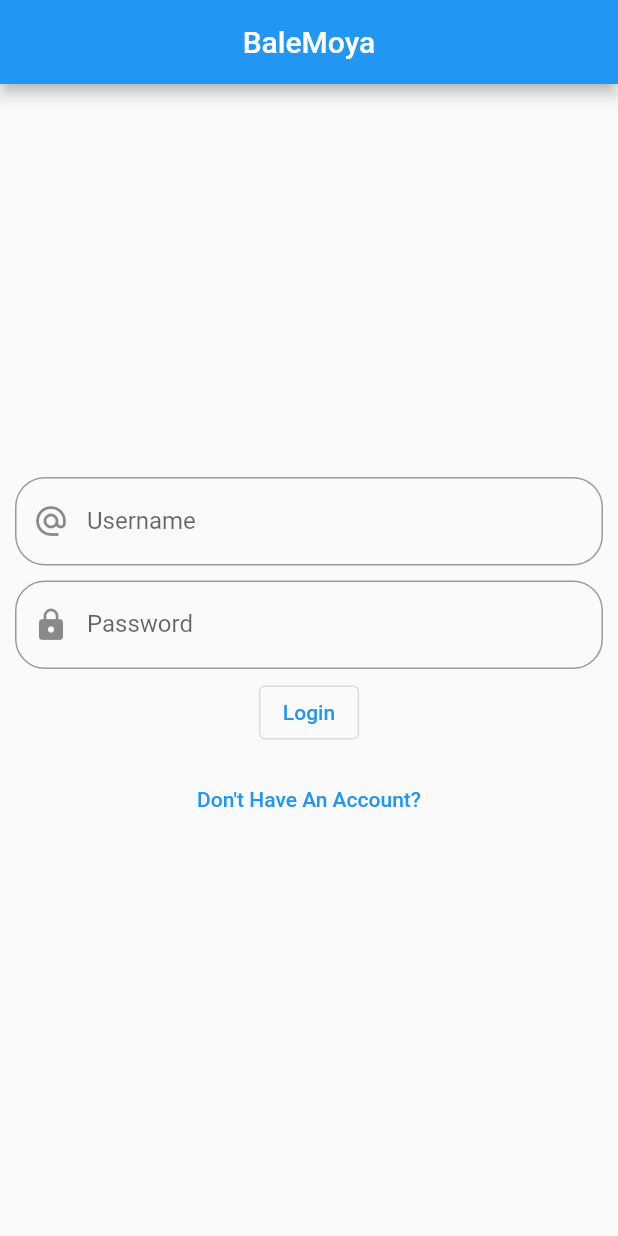
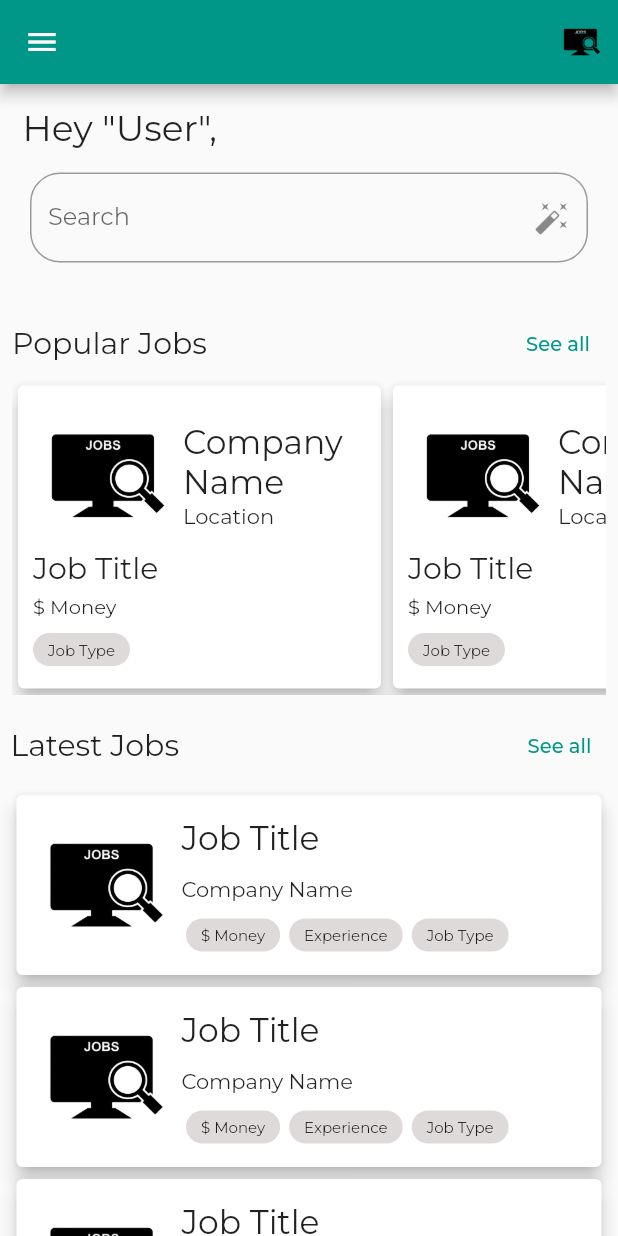
Before and after one commit to b-codex/balemoya-frontend, a Flutter app: the screen it shows after launch, after a tap on "Skip", after a tap on "Proceed To Login", after a tap on "Login", on a phone screen of 412 x 824 dp. Run offline on Flutter 3.47's test engine with Material 2 defaults, Android fonts, the phone set to English and light mode, and no system bars; our stand-ins replace google_fonts, introduction_screen.

Commit message:
changed images on introduction screen, added images on login and registration screen, designed home screen with dummy contents

```diff
--- /dev/null
+++ b/lib/account/profile/profile_screen.dart
@@ -0,0 +1,10 @@
+import 'package:flutter/material.dart';
+
+class ProfileScreen extends StatelessWidget {
+  const ProfileScreen({Key? key}) : super(key: key);
+
+  @override
+  Widget build(BuildContext context) {
+    return Container();
+  }
+}
--- a/lib/auth/login/screens/login_screen.dart
+++ b/lib/auth/login/screens/login_screen.dart
@@ -23,9 +23,19 @@ class LoginScreen extends StatelessWidget {
             child: Column(
               mainAxisAlignment: MainAxisAlignment.center,
               children: [
+                _loginImageAndText(),
                 _username(_usernameController),
                 _password(_passwordController),
-                _loginButton(),
+                OutlinedButton(
+                  child: Text("Login"),
+                  onPressed: () {
+                    // if (_formKey.currentState!.validate()) {
+                    //   print('validated');
+                    // }
+                    Navigator.of(context).pushNamed('/home');
+                  },
+                  style: ButtonStyle(),
+                ),
                 _dontHaveAnAccountButton(context),
               ],
             ),
@@ -34,6 +44,33 @@ class LoginScreen extends StatelessWidget {
       ),
     );
   }
+}
+
+Widget _loginImageAndText() {
+  return Container(
+    margin: EdgeInsets.only(
+      bottom: 45,
+    ),
+    child: Column(
+      children: [
+        Container(
+          margin: EdgeInsets.only(
+            bottom: 10,
+          ),
+          child: Image.asset(
+            'assets/login.png',
+            height: 180,
+          ),
+        ),
+        Text(
+          'Login',
+          style: TextStyle(
+            fontSize: 29,
+          ),
+        ),
+      ],
+    ),
+  );
 }
 
 Widget _username(_usernameController) {
@@ -57,14 +94,6 @@ Widget _password(_passwordController) {
       Icon(Icons.lock),
       true,
     ),
-  );
-}
-
-Widget _loginButton() {
-  return OutlinedButton(
-    child: Text("Login"),
-    onPressed: () {},
-    style: ButtonStyle(),
   );
 }
 
@@ -92,5 +121,12 @@ Widget _formField(_controller, _formLabel, _prefixIcon, _obscureText) {
       ),
     ),
     obscureText: _obscureText,
+    validator: (value) {
+      if (value!.isEmpty) {
+        return 'Field can\'t be empty.';
+      } else {
+        return null;
+      }
+    },
   );
 }
--- a/lib/auth/register/screens/register_screen.dart
+++ b/lib/auth/register/screens/register_screen.dart
@@ -28,13 +28,22 @@ class RegisterScreen extends StatelessWidget {
             child: Column(
               mainAxisAlignment: MainAxisAlignment.center,
               children: [
+                _registerImageAndText(),
                 _fullname(_fullnameController),
                 _username(_usernameController),
                 _email(_emailController),
                 _phone(_phoneController),
                 _password(_passwordController),
                 _dropDownMenu(_dropdownValue),
-                _registerButton(),
+                OutlinedButton(
+                  child: Text("Register"),
+                  onPressed: () {
+                    if (_formKey.currentState!.validate()) {
+                      print('validated');
+                    }
+                  },
+                  style: ButtonStyle(),
+                ),
               ],
             ),
           ),
@@ -44,51 +53,95 @@ class RegisterScreen extends StatelessWidget {
   }
 }
 
+Widget _registerImageAndText() {
+  return Container(
+    margin: EdgeInsets.only(
+      bottom: 45,
+    ),
+    child: Column(
+      children: [
+        Container(
+          margin: EdgeInsets.only(
+            bottom: 10,
+          ),
+          child: Image.asset(
+            'assets/register.png',
+            height: 100,
+          ),
+        ),
+        Text(
+          'Register',
+          style: TextStyle(
+            fontSize: 29,
+          ),
+        ),
+      ],
+    ),
+  );
+}
+
 Widget _fullname(_fullnameController) {
   return Container(
     margin: EdgeInsets.symmetric(vertical: 5),
-    child: _formField(_fullnameController, "Fullname", Icon(Icons.person),
-        false, TextInputType.text),
+    child: _formField(
+      _fullnameController,
+      "Fullname",
+      Icon(Icons.person),
+      false,
+      TextInputType.text,
+    ),
   );
 }
 
 Widget _username(_usernameController) {
   return Container(
     margin: EdgeInsets.symmetric(vertical: 5),
-    child: _formField(_usernameController, "Username",
-        Icon(Icons.alternate_email), false, TextInputType.text),
+    child: _formField(
+      _usernameController,
+      "Username",
+      Icon(Icons.alternate_email),
+      false,
+      TextInputType.text,
+    ),
   );
 }
 
 Widget _email(_emailController) {
   return Container(
     margin: EdgeInsets.symmetric(vertical: 5),
-    child: _formField(_emailController, "Email", Icon(Icons.email), false,
-        TextInputType.emailAddress),
+    child: _formField(
+      _emailController,
+      "Email",
+      Icon(Icons.email),
+      false,
+      TextInputType.emailAddress,
+    ),
   );
 }
 
 Widget _phone(_phoneController) {
   return Container(
     margin: EdgeInsets.symmetric(vertical: 5),
-    child: _formField(_phoneController, "Phone Number",
-        Icon(Icons.phone_android), false, TextInputType.phone),
+    child: _formField(
+      _phoneController,
+      "Phone Number",
+      Icon(Icons.phone_android),
+      false,
+      TextInputType.phone,
+    ),
   );
 }
 
 Widget _password(_passwordController) {
   return Container(
     margin: EdgeInsets.symmetric(vertical: 5),
-    child: _formField(_passwordController, "Password", Icon(Icons.lock), true,
-        TextInputType.visiblePassword),
-  );
-}
-
-Widget _registerButton() {
-  return OutlinedButton(
-    child: Text("Register"),
-    onPressed: () {},
-    style: ButtonStyle(),
+    child: _formField(
+      _passwordController,
+      "Password",
+      Icon(Icons.lock),
+      true,
+      TextInputType.visiblePassword,
+    ),
   );
 }
 
@@ -105,6 +158,13 @@ Widget _formField(
       ),
     ),
     obscureText: _obscureText,
+    validator: (value) {
+      if (value!.isEmpty) {
+        return 'Field can\'t be empty.';
+      } else {
+        return null;
+      }
+    },
   );
 }
 
@@ -129,12 +189,14 @@ Widget _dropDownMenu(_dropdownValue) {
           // });
         },
         items: <String>['Individual', 'Organization/Company']
-            .map<DropdownMenuItem<String>>((String value) {
-          return DropdownMenuItem<String>(
-            value: value,
-            child: Text(value),
-          );
-        }).toList(),
+            .map<DropdownMenuItem<String>>(
+          (String value) {
+            return DropdownMenuItem<String>(
+              value: value,
+              child: Text(value),
+            );
+          },
+        ).toList(),
       ),
     ],
   );
--- a/lib/intro_screen.dart
+++ b/lib/intro_screen.dart
@@ -1,4 +1,4 @@
-import 'package:balemoya/auth/login/screens/login_screen.dart';
+import 'package:BaleMoya/auth/login/screens/login_screen.dart';
 import 'package:flutter/material.dart';
 import 'package:introduction_screen/introduction_screen.dart';
 
@@ -9,39 +9,39 @@ class IntroScreen extends StatelessWidget {
           pages: [
             PageViewModel(
               title: 'BaleMoya',
-              body: 'tagline',
-              image: buildImage('assets/manthumbs.png'),
+              body: 'Find The Right Person For The Right Job',
+              image: buildImage('assets/start_screen.png'),
               decoration: getPageDecoration(),
             ),
             PageViewModel(
               title: 'Find Jobs With Ease',
               body: 'The jobs can be one-time, part-time or full-time',
-              image: buildImage('assets/manthumbs.png'),
+              image: buildImage('assets/find_jobs_with_ease.png'),
               decoration: getPageDecoration(),
             ),
             PageViewModel(
               title: 'Organization',
               body: 'As an organization, you can create or delete job posts and look for qualified employees',
-              image: buildImage('assets/manthumbs.png'),
+              image: buildImage('assets/organization.png'),
               decoration: getPageDecoration(),
             ),
             PageViewModel(
               title: 'Individual',
               body: 'As an individual, you can upload your CV and search for jobs of your preference',
-              image: buildImage('assets/manthumbs.png'),
+              image: buildImage('assets/individual.png'),
               decoration: getPageDecoration(),
             ),
             PageViewModel(
               title: 'Notifications',
               body: 'Get notified when jobs are available in your area',
-              image: buildImage('assets/manthumbs.png'),
+              image: buildImage('assets/notification.png'),
               decoration: getPageDecoration(),
             ),
             PageViewModel(
               title: 'Verification',
               body:
                   'Increase your chances of being found by verifying your account',
-              image: buildImage('assets/manthumbs.png'),
+              image: buildImage('assets/verified.png'),
               decoration: getPageDecoration(),
             ),
             // PageViewModel(
@@ -58,7 +58,7 @@ class IntroScreen extends StatelessWidget {
               //   text: 'Start Reading',
               //   onClicked: () => gotoLogin(context),
               // ),
-              image: buildImage('assets/manthumbs.png'),
+              image: buildImage('assets/start_using_now.png'),
               decoration: getPageDecoration(),
             ),
           ],
--- /dev/null
+++ b/lib/job/home/home_screen.dart
@@ -0,0 +1,411 @@
+import 'package:flutter/material.dart';
+
+class HomeScreen extends StatelessWidget {
+  const HomeScreen({Key? key}) : super(key: key);
+  static const routeName = 'home';
+
+  @override
+  Widget build(BuildContext context) {
+    return Scaffold(
+      appBar: _appBar(),
+      drawer: _drawer(),
+      body: _body(),
+    );
+  }
+}
+
+PreferredSizeWidget _appBar() {
+  return AppBar(
+    actions: [
+      IconButton(
+        onPressed: () {
+          // redirect to profile page
+        },
+        icon: Image.asset('assets/start_screen.png'),
+      )
+    ],
+  );
+}
+
+Widget _drawer() {
+  return Drawer(
+    child: Column(
+      children: [
+        DrawerHeader(
+          decoration: BoxDecoration(
+            color: Colors.transparent,
+          ),
+          child: Column(
+            children: [
+              CircleAvatar(
+                minRadius: 50,
+                backgroundColor: Colors.transparent,
+                child: Image.asset(
+                  'assets/start_screen.png',
+                  width: 100,
+                ),
+              ),
+            ],
+          ),
+        ),
+        ListTile(
+          leading: Icon(Icons.account_circle),
+          title: Text('1'),
+          onTap: () {},
+        ),
+        ListTile(
+          leading: Icon(Icons.star),
+          title: Text('2'),
+          onTap: () {},
+        ),
+        Expanded(
+          child: Container(),
+        ),
+        Column(
+          children: [
+            ListTile(
+              leading: Icon(Icons.exit_to_app),
+              title: Text('Logout'),
+              onTap: () {},
+            ),
+          ],
+        ),
+      ],
+    ),
+  );
+}
+
+Widget _body() {
+  return SingleChildScrollView(
+    scrollDirection: Axis.vertical,
+    child: Column(
+      crossAxisAlignment: CrossAxisAlignment.start,
+      children: [
+        Container(
+          margin: EdgeInsets.only(
+            top: 15,
+            left: 15,
+          ),
+          child: Text(
+            'Hey "User",',
+            textAlign: TextAlign.left,
+            style: TextStyle(
+              fontSize: 24,
+            ),
+          ),
+        ),
+        Container(
+          margin: EdgeInsets.only(
+            top: 15,
+            bottom: 30,
+            left: 20,
+            right: 20,
+          ),
+          child: _searchField(),
+        ),
+        _popularJobs(),
+        SizedBox(
+          height: 10,
+        ),
+        _latestJobs(),
+      ],
+    ),
+  );
+}
+
+Widget _searchField() {
+  GlobalKey<FormState> _formKey = GlobalKey();
+
+  return Form(
+    key: _formKey,
+    child: Container(
+      child: TextFormField(
+        decoration: InputDecoration(
+          suffixIcon: IconButton(
+            onPressed: () {},
+            icon: Icon(Icons.auto_fix_high),
+          ),
+          labelText: 'Search',
+          border: OutlineInputBorder(
+            borderRadius: BorderRadius.circular(20),
+          ),
+        ),
+        validator: (value) {
+          print(value);
+          return '';
+        },
+        onChanged: (value) {
+          print(value);
+        },
+      ),
+    ),
+  );
+}
+
+Widget _popularJobs() {
+  return Container(
+    padding: EdgeInsets.symmetric(
+      horizontal: 8,
+    ),
+    child: Column(
+      children: [
+        Row(
+          mainAxisAlignment: MainAxisAlignment.spaceBetween,
+          children: [
+            Text(
+              "Popular Jobs",
+              style: TextStyle(
+                fontSize: 20,
+              ),
+            ),
+            TextButton(
+              onPressed: () {},
+              child: Text(
+                'See all',
+                style: TextStyle(
+                  fontSize: 13,
+                ),
+              ),
+            ),
+          ],
+        ),
+        SingleChildScrollView(
+          scrollDirection: Axis.horizontal,
+          child: Row(
+            children: [
+              _popularJobsCard(),
+              _popularJobsCard(),
+              _popularJobsCard(),
+              _popularJobsCard(),
+              _popularJobsCard(),
+              _popularJobsCard(),
+              _popularJobsCard(),
+              _popularJobsCard(),
+            ],
+          ),
+        ),
+      ],
+    ),
+  );
+}
+
+Widget _popularJobsCard() {
+  return Container(
+    height: 210,
+    width: 250,
+    child: Card(
+      elevation: 5,
+      child: Padding(
+        padding: const EdgeInsets.all(10.0),
+        child: Column(
+          crossAxisAlignment: CrossAxisAlignment.start,
+          children: [
+            Row(
+              children: [
+                Image.asset(
+                  'assets/start_screen.png',
+                  height: 100,
+                ),
+                Expanded(
+                  child: Column(
+                    crossAxisAlignment: CrossAxisAlignment.start,
+                    children: [
+                      Text(
+                        'Company Name',
+                        style: TextStyle(
+                          fontSize: 22,
+                        ),
+                        overflow: TextOverflow.visible,
+                        softWrap: true,
+                      ),
+                      Text(
+                        'Location',
+                      ),
+                    ],
+                  ),
+                )
+              ],
+            ),
+            Column(
+              crossAxisAlignment: CrossAxisAlignment.start,
+              children: [
+                Text(
+                  'Job Title',
+                  style: TextStyle(
+                    fontSize: 20,
+                  ),
+                ),
+                SizedBox(
+                  height: 5,
+                ),
+                Text(
+                  '\$ Money',
+                  style: TextStyle(
+                    fontSize: 13,
+                  ),
+                ),
+                SizedBox(
+                  height: 10,
+                ),
+                Container(
+                  padding: EdgeInsets.symmetric(
+                    horizontal: 10,
+                    vertical: 5,
+                  ),
+                  decoration: BoxDecoration(
+                      color: Color.fromARGB(255, 223, 218, 218),
+                      borderRadius: BorderRadius.circular(50)),
+                  child: Text(
+                    'Job Type',
+                    style: TextStyle(
+                      fontSize: 10,
+                    ),
+                  ),
+                ),
+              ],
+            )
+          ],
+        ),
+      ),
+    ),
+  );
+}
+
+Widget _latestJobs() {
+  return Container(
+    margin: EdgeInsets.symmetric(
+      horizontal: 7,
+    ),
+    child: Column(
+      children: [
+        Row(
+          mainAxisAlignment: MainAxisAlignment.spaceBetween,
+          children: [
+            Text(
+              "Latest Jobs",
+              style: TextStyle(
+                fontSize: 20,
+              ),
+            ),
+            TextButton(
+              onPressed: () {},
+              child: Text(
+                'See all',
+                style: TextStyle(
+                  fontSize: 13,
+                ),
+              ),
+            ),
+          ],
+        ),
+        SizedBox(
+          height: 5,
+        ),
+        _latestJobsCard(),
+        _latestJobsCard(),
+        _latestJobsCard(),
+        _latestJobsCard(),
+        _latestJobsCard(),
+      ],
+    ),
+  );
+}
+
+Widget _latestJobsCard() {
+  return Container(
+    height: 128,
+    child: Card(
+      elevation: 5,
+      child: Padding(
+          padding: const EdgeInsets.all(10.0),
+          child: Row(
+            children: [
+              Column(
+                children: [
+                  Image.asset(
+                    'assets/start_screen.png',
+                    height: 100,
+                  )
+                ],
+              ),
+              Column(
+                mainAxisAlignment: MainAxisAlignment.spaceAround,
+                crossAxisAlignment: CrossAxisAlignment.start,
+                children: [
+                  Row(
+                    children: [
+                      Text(
+                        'Job Title',
+                        style: TextStyle(
+                          fontSize: 22,
+                        ),
+                        overflow: TextOverflow.visible,
+                        softWrap: true,
+                      ),
+                    ],
+                  ),
+                  Row(
+                    children: [
+                      Text('Company Name'),
+                    ],
+                  ),
+                  Row(
+                    mainAxisAlignment: MainAxisAlignment.spaceEvenly,
+                    children: [
+                      Container(
+                        margin: EdgeInsets.symmetric(horizontal: 3),
+                        padding: EdgeInsets.symmetric(
+                          horizontal: 10,
+                          vertical: 5,
+                        ),
+                        decoration: BoxDecoration(
+                            color: Color.fromARGB(255, 223, 218, 218),
+                            borderRadius: BorderRadius.circular(50)),
+                        child: Text(
+                          '\$ Money',
+                          style: TextStyle(
+                            fontSize: 10,
+                          ),
+                        ),
+                      ),
+                      Container(
+                        margin: EdgeInsets.symmetric(horizontal: 3),
+                        padding: EdgeInsets.symmetric(
+                          horizontal: 10,
+                          vertical: 5,
+                        ),
+                        decoration: BoxDecoration(
+                            color: Color.fromARGB(255, 223, 218, 218),
+                            borderRadius: BorderRadius.circular(50)),
+                        child: Text(
+                          'Experience',
+                          style: TextStyle(
+                            fontSize: 10,
+                          ),
+                        ),
+                      ),
+                      Container(
+                        margin: EdgeInsets.symmetric(horizontal: 3),
+                        padding: EdgeInsets.symmetric(
+                          horizontal: 10,
+                          vertical: 5,
+                        ),
+                        decoration: BoxDecoration(
+                            color: Color.fromARGB(255, 223, 218, 218),
+                            borderRadius: BorderRadius.circular(50)),
+                        child: Text(
+                          'Job Type',
+                          style: TextStyle(
+                            fontSize: 10,
+                          ),
+                        ),
+                      ),
+                    ],
+                  )
+                ],
+              ),
+            ],
+          )),
+    ),
+  );
+}
--- a/lib/main.dart
+++ b/lib/main.dart
@@ -1,6 +1,8 @@
-import 'package:balemoya/auth/register/screens/register_screen.dart';
-import 'package:balemoya/intro_screen.dart';
+import 'package:BaleMoya/auth/register/screens/register_screen.dart';
+import 'package:BaleMoya/intro_screen.dart';
+import 'package:BaleMoya/job/home/home_screen.dart';
 import 'package:flutter/material.dart';
+import 'package:google_fonts/google_fonts.dart';
 
 void main() {
   runApp(MyApp());
@@ -13,12 +15,14 @@ class MyApp extends StatelessWidget {
     return MaterialApp(
       title: 'BaleMoya',
       theme: ThemeData(
-        primarySwatch: Colors.blue,
+        primarySwatch: Colors.teal,
+        textTheme: GoogleFonts.montserratTextTheme(),
       ),
       debugShowCheckedModeBanner: false,
       home: IntroScreen(),
       routes: {
-        '/register': (context) => const RegisterScreen()
+        '/register': (context) => const RegisterScreen(),
+        '/home' : (context) => const HomeScreen(),
       },
     );
   }
```
Also changed, not shown: pubspec.yaml (+7 -6 lines), assets/find_jobs_with_ease.png (added), assets/individual.png (added), assets/login.png (added), assets/notification.png (added), assets/organization.png (added), assets/register.png (added), assets/start_screen.png (added), assets/start_using_now.png (added), assets/verification_request.png (added), assets/verified.png (added), pubspec.lock, 3 other files.
